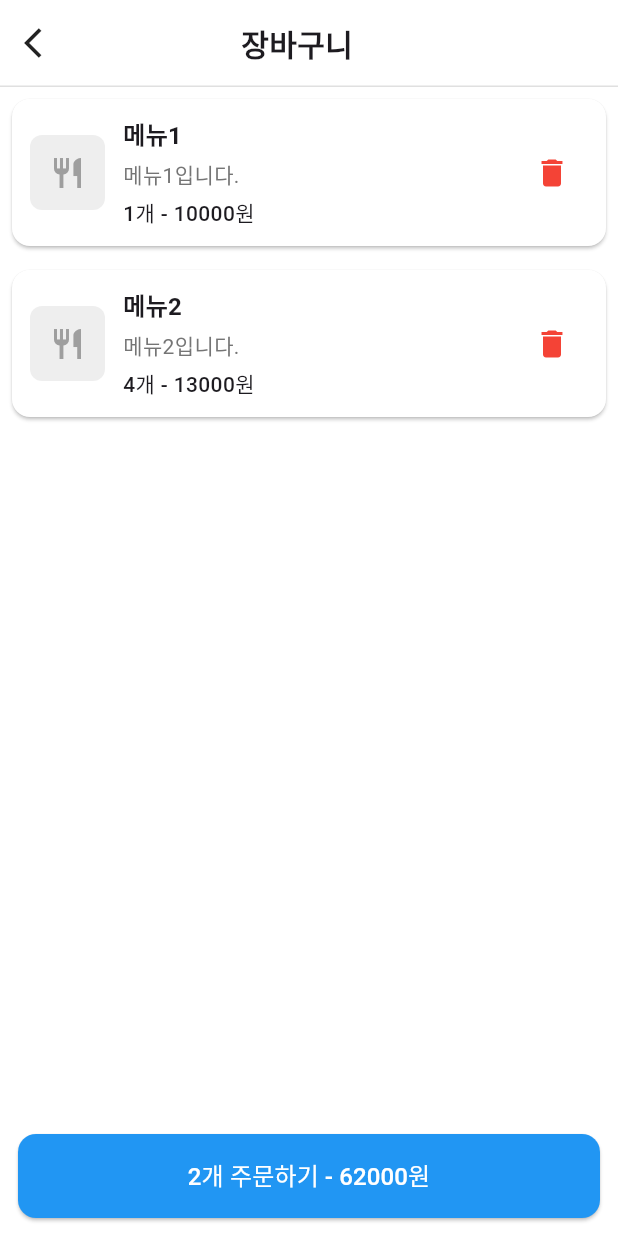
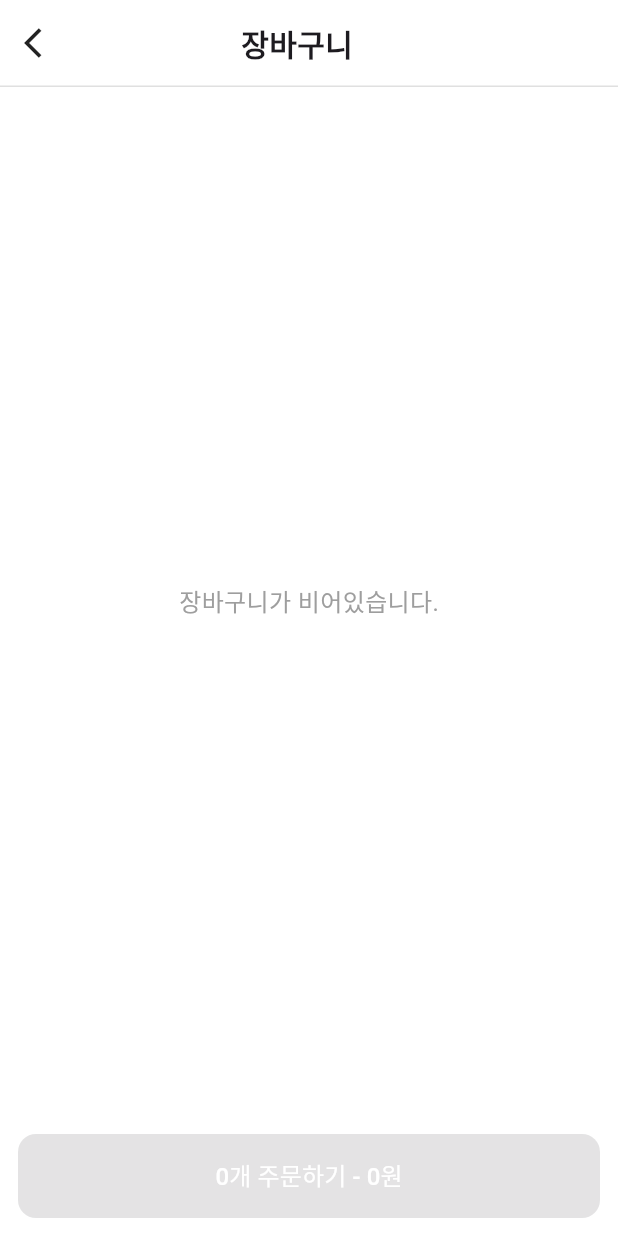
Before and after one commit to OSP-TableOrder/OSP-TableOrder, a Flutter app: the CartScreen screen opened by its route, on a phone screen of 412 x 824 dp. Run offline on Flutter 3.47's test engine with Material 3 defaults, Android fonts, the phone set to English and light mode, and no system bars; our stand-ins replace app_links.

Commit message:
feat: 메뉴 담을 시 장바구니에서 보이도록 구현

```diff
--- a/lib/main.dart
+++ b/lib/main.dart
@@ -13,6 +13,7 @@ import 'package:table_order/provider/admin/table_provider.dart';
 import 'package:table_order/routes/app_routes.dart';
 import 'package:table_order/provider/customer/store_provider.dart';
 import 'package:table_order/provider/customer/menu_provider.dart';
+import 'package:table_order/provider/customer/cart_provider.dart';
 
 final GlobalKey<NavigatorState> navigatorKey = GlobalKey<NavigatorState>();
 
@@ -22,6 +23,7 @@ void main() {
       providers: [
         ChangeNotifierProvider(create: (_) => StoreProvider()),
         ChangeNotifierProvider(create: (_) => MenuProvider()),
+        ChangeNotifierProvider(create: (_) => CartProvider()),
         ChangeNotifierProvider(create: (_) => CategoryProvider()),
         ChangeNotifierProvider(create: (_) => TableProvider()),
         ChangeNotifierProvider(create: (_) => LoginProvider()),
--- a/lib/screens/customer/cart_screen.dart
+++ b/lib/screens/customer/cart_screen.dart
@@ -1,39 +1,10 @@
 import 'package:flutter/material.dart';
+import 'package:provider/provider.dart';
 
-import 'package:table_order/models/customer/menu.dart';
 import 'package:table_order/models/customer/cart_item.dart';
 import 'package:table_order/widgets/cart_item_card.dart';
 import 'package:table_order/widgets/header_bar.dart';
-
-// TODO - 카트 아이템 목업 - 추후 제거
-final List<CartItem> mockCartItems = [
-  CartItem(
-    id: 1,
-    menu: Menu(
-      id: 1,
-      storeId: 2,
-      name: '메뉴1',
-      description: '메뉴1입니다.',
-      price: 10000,
-      isSoldOut: false,
-      isRecommended: true,
-    ),
-    quantity: 1,
-  ),
-  CartItem(
-    id: 2,
-    menu: Menu(
-      id: 2,
-      storeId: 2,
-      name: '메뉴2',
-      description: '메뉴2입니다.',
-      price: 13000,
-      isSoldOut: false,
-      isRecommended: true,
-    ),
-    quantity: 4,
-  ),
-];
+import 'package:table_order/provider/customer/cart_provider.dart';
 
 class CartScreen extends StatefulWidget {
   const CartScreen({super.key});
@@ -75,10 +46,9 @@ class _CartScreenState extends State<CartScreen> {
 
   @override
   Widget build(BuildContext context) {
-    final totalPrice = mockCartItems.fold(
-      0,
-      (sum, item) => sum + (item.menu.price * item.quantity),
-    );
+    final cartProvider = context.watch<CartProvider>();
+    final cartItems = cartProvider.items;
+    final totalPrice = cartProvider.totalPrice;
 
     return Scaffold(
       backgroundColor: Colors.white,
@@ -94,15 +64,20 @@ class _CartScreenState extends State<CartScreen> {
 
           // 화면 나머지 영역
           Expanded(
-            child: ListView(
-              children: mockCartItems
+            child: cartItems.isEmpty
+                ? const Center(
+                    child: Text(
+                      '장바구니가 비어있습니다.',
+                      style: TextStyle(fontSize: 16, color: Colors.grey),
+                    ),
+                  )
+                : ListView(
+                    children: cartItems
                         .map(
                           (item) => CartItemCard(
                             item: item,
                             onRemove: () {
-                        setState(() {
-                          mockCartItems.remove(item);
-                        });
+                              cartProvider.removeItem(item.id);
                             },
                           ),
                         )
@@ -112,7 +87,7 @@ class _CartScreenState extends State<CartScreen> {
           Padding(
             padding: const EdgeInsets.all(12.0),
             child: ElevatedButton(
-              onPressed: mockCartItems.isEmpty ? null : _showOrderConfirmDialog,
+              onPressed: cartItems.isEmpty ? null : _showOrderConfirmDialog,
               style: ElevatedButton.styleFrom(
                 backgroundColor: Colors.blue[500],
                 minimumSize: const Size(double.infinity, 56),
@@ -121,7 +96,7 @@ class _CartScreenState extends State<CartScreen> {
                 ),
               ),
               child: Text(
-                '${mockCartItems.length}개 주문하기 - $totalPrice원',
+                '${cartItems.length}개 주문하기 - $totalPrice원',
                 style: const TextStyle(fontSize: 16, color: Colors.white),
               ),
             ),
--- a/lib/screens/customer/menu_detail_screen.dart
+++ b/lib/screens/customer/menu_detail_screen.dart
@@ -1,8 +1,10 @@
 import 'package:flutter/material.dart';
+import 'package:provider/provider.dart';
 
 import 'package:table_order/models/customer/menu.dart';
 import 'package:table_order/widgets/quantity_control.dart';
 import 'package:table_order/widgets/header_bar.dart';
+import 'package:table_order/provider/customer/cart_provider.dart';
 
 class MenuDetailScreen extends StatefulWidget {
   final Menu item;
@@ -40,9 +42,15 @@ class _MenuDetailScreenState extends State<MenuDetailScreen> {
         padding: const EdgeInsets.all(16.0),
         child: ElevatedButton(
           onPressed: () {
-            // TODO: 장바구니에 아이템과 수량(_quantity)을 담는 로직
-            print('${widget.item.name} $_quantity개 담기');
+            final cartProvider = context.read<CartProvider>();
+            cartProvider.addItem(widget.item, _quantity);
             Navigator.pop(context);
+            ScaffoldMessenger.of(context).showSnackBar(
+              SnackBar(
+                content: Text('${widget.item.name} $_quantity개가 장바구니에 추가되었습니다.'),
+                duration: const Duration(seconds: 2),
+              ),
+            );
           },
           style: ElevatedButton.styleFrom(
             backgroundColor: const Color(0xFF6299FD),
```
Also changed, not shown: lib/provider/customer/cart_provider.dart (added, +78 -0 lines), lib/screens/customer/menu_screen.dart (+41 -5 lines), lib/widgets/cart_item_card.dart (+28 -6 lines). Lines whose indentation alone changed are shown as unchanged.
